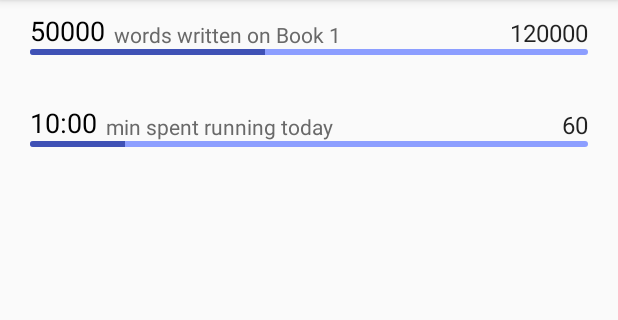
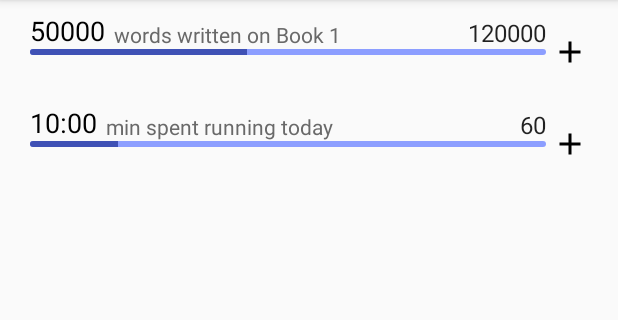
Before and after one commit to cengels/progressor-app, an Android app: the screen it shows after launch (MainActivity), on a phone screen of 412 x 824 dp, the part 84-404 px from its top. Run offline under Robolectric (Android 15) with nearby library versions, the phone set to English and light mode, and no system bars; our stand-ins replace navigation-ui.

Commit message:
Add 'add' button

```diff
--- a/app/src/main/res/drawable/ic_add.xml
+++ b/app/src/main/res/drawable/ic_add.xml
@@ -4,6 +4,6 @@
         android:viewportWidth="24.0"
         android:viewportHeight="24.0">
     <path
-        android:fillColor="#FFFFFFFF"
+        android:fillColor="@android:color/black"
         android:pathData="M19,13h-6v6h-2v-6H5v-2h6V5h2v6h6v2z"/>
 </vector>
--- a/app/src/main/res/layout/fragment_progress_item.xml
+++ b/app/src/main/res/layout/fragment_progress_item.xml
@@ -35,7 +35,7 @@
             android:progressBackgroundTint="@color/progressBarTintBackground"
             style="@android:style/Widget.ProgressBar.Horizontal"
             app:layout_constraintStart_toStartOf="parent"
-            app:layout_constraintEnd_toEndOf="parent"
+            app:layout_constraintEnd_toStartOf="@id/add_button"
             app:layout_constraintTop_toTopOf="parent"
             app:layout_constraintBottom_toBottomOf="parent" />
 
@@ -47,4 +47,17 @@
             android:textAppearance="?attr/textAppearanceListItem"
             app:layout_constraintEnd_toEndOf="@+id/progress_bar"
             app:layout_constraintBottom_toBottomOf="@+id/item_value" />
+
+    <ImageButton
+            android:id="@+id/add_button"
+            android:layout_width="wrap_content"
+            android:layout_height="0dp"
+            android:contentDescription="@string/image_description_add_progress"
+            android:background="@android:color/transparent"
+            android:src="@drawable/ic_add"
+            android:layout_marginStart="@dimen/small_margin"
+            app:layout_constraintTop_toTopOf="parent"
+            app:layout_constraintBottom_toBottomOf="parent"
+            app:layout_constraintStart_toEndOf="@id/progress_bar"
+            app:layout_constraintEnd_toEndOf="parent" />
 </androidx.constraintlayout.widget.ConstraintLayout>
--- a/app/src/main/res/values/colors.xml
+++ b/app/src/main/res/values/colors.xml
@@ -5,4 +5,5 @@
     <color name="colorAccent">#3949AB</color>
     <color name="progressBarTint">#3F51B5</color>
     <color name="progressBarTintBackground">#8C9EFF</color>
+    <color name="labelColor">#696969</color>
 </resources>
--- a/app/src/main/res/values/strings.xml
+++ b/app/src/main/res/values/strings.xml
@@ -12,4 +12,5 @@
 
     <!-- TODO: Remove or change this placeholder text -->
     <string name="hello_blank_fragment">Hello blank fragment</string>
+    <string name="image_description_add_progress">Add progress</string>
 </resources>
--- a/app/src/main/res/values/styles.xml
+++ b/app/src/main/res/values/styles.xml
@@ -20,7 +20,7 @@
 
     <style name="AppTheme.LabelText">
         <item name="android:textSize">14sp</item>
-        <item name="android:textColor">#696969</item>
+        <item name="android:textColor">@color/labelColor</item>
     </style>
 
     <style name="AppTheme.AppBarOverlay" parent="ThemeOverlay.AppCompat.Dark.ActionBar"/>
```
